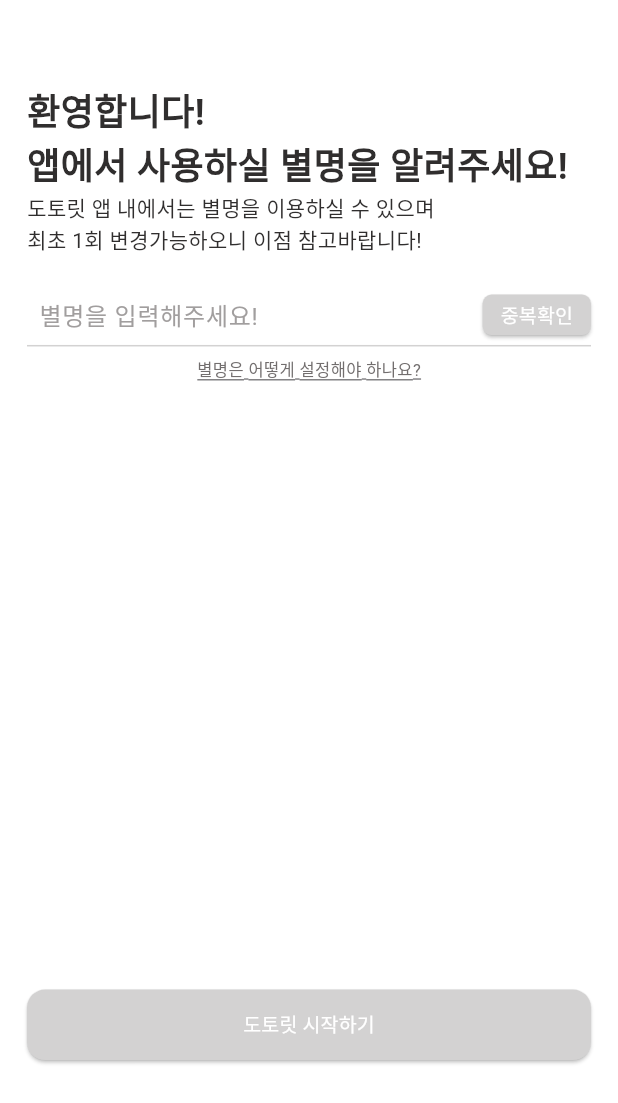
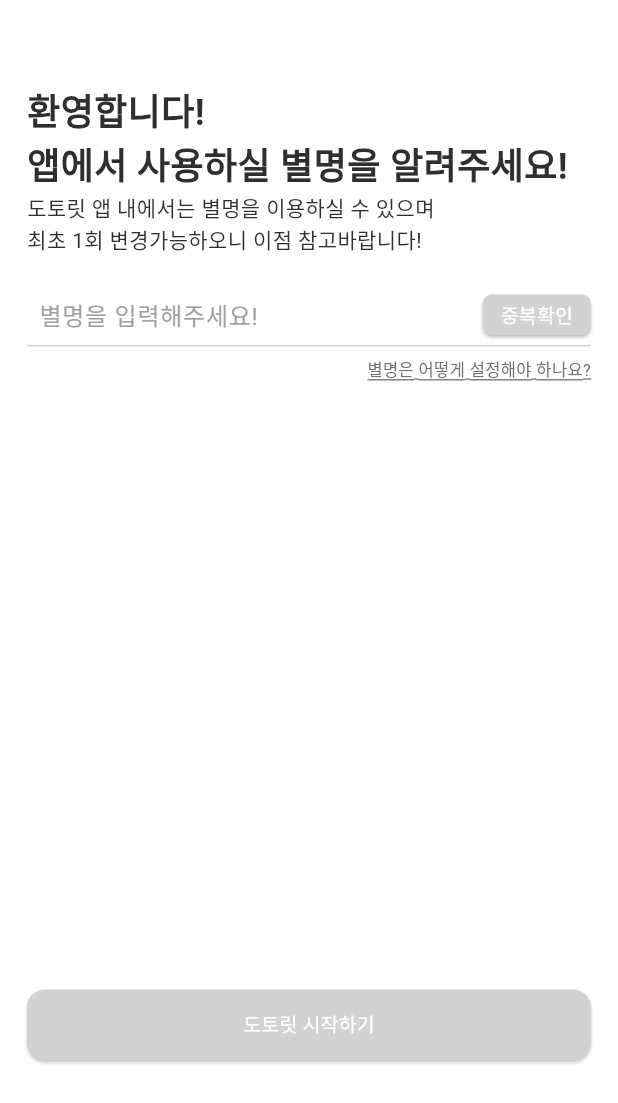
Before and after one commit to DangMooG/dangmoog-front, a Flutter app: the NicknamePage screen opened directly, on a phone screen of 412 x 824 dp. Shown: the top 1103 px of the screen. Run offline on Flutter 3.47's test engine with Material 3 defaults, Android fonts, the phone set to English and light mode, and no system bars; our stand-ins replace cached_network_image, carousel_slider, dio, dropdown_button2, firebase_core, flutter_secure_storage and 2 more; missing offline and left inert: keyboard_height_plugin; accounts and stored records are empty; Roboto replaces fonts that are missing (Pretendard); project files that could hold a hidden picture were left out.

Commit message:
Fix: fix layout of error msg and help msg

```diff
--- a/dangmoog/lib/screens/auth/nickname.dart
+++ b/dangmoog/lib/screens/auth/nickname.dart
@@ -297,6 +297,9 @@ class _NicknamePageState extends State<NicknamePage> {
       mainAxisAlignment: MainAxisAlignment.spaceBetween,
       children: [
         if (errorMessage.isNotEmpty)
+          Row(
+            mainAxisAlignment: MainAxisAlignment.start,
+            children: [
               Text(
                 errorMessage,
                 style: TextStyle(
@@ -304,7 +307,12 @@ class _NicknamePageState extends State<NicknamePage> {
                   fontSize: 11,
                 ),
               ),
+            ],
+          ),
         const SizedBox.shrink(),
+        Row(
+          mainAxisAlignment: MainAxisAlignment.end,
+          children: [
             InkWell(
               onTap: () {
                 setState(() {
@@ -320,6 +328,8 @@ class _NicknamePageState extends State<NicknamePage> {
                   decoration: TextDecoration.underline,
                 ),
               ),
+            ),
+          ],
         ),
       ],
     );
```
Lines whose indentation alone changed are shown as unchanged.
